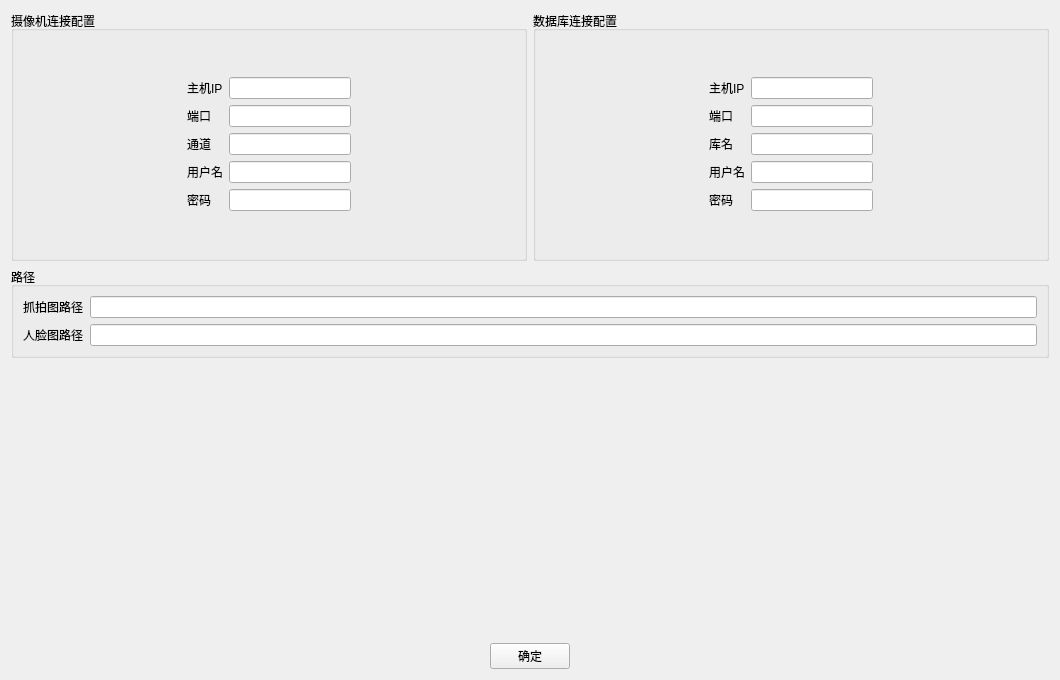
Qt form settingsview.ui (NevilleNoah/HikvisionCamera2) before a commit.
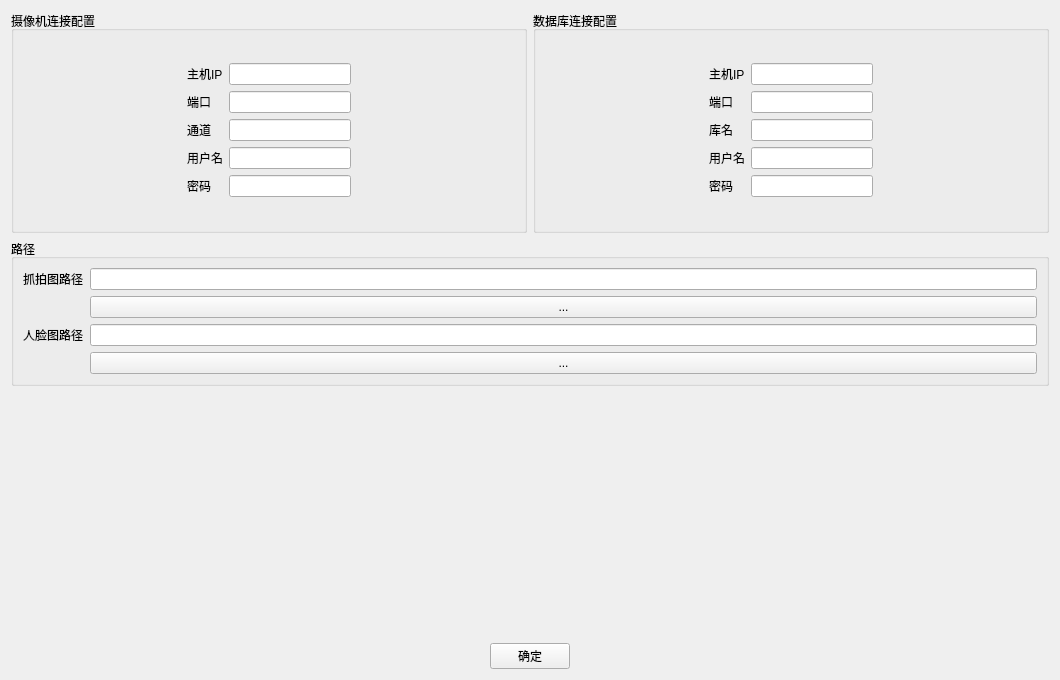
The same form after that commit.

Commit message: 添加路径选择功能

Patch:
```diff
--- a/settingsview.ui
+++ b/settingsview.ui
@@ -308,16 +308,30 @@
       <item row="0" column="1">
        <widget class="QLineEdit" name="edDirCapture"/>
       </item>
-      <item row="1" column="0">
+      <item row="2" column="0">
        <widget class="QLabel" name="textDirAvatar">
         <property name="text">
          <string>人脸图路径</string>
         </property>
        </widget>
       </item>
-      <item row="1" column="1">
+      <item row="2" column="1">
        <widget class="QLineEdit" name="edDirAvatar"/>
       </item>
+      <item row="1" column="1">
+       <widget class="QPushButton" name="btnCapturePath">
+        <property name="text">
+         <string>...</string>
+        </property>
+       </widget>
+      </item>
+      <item row="3" column="1">
+       <widget class="QPushButton" name="btnAvatarPath">
+        <property name="text">
+         <string>...</string>
+        </property>
+       </widget>
+      </item>
      </layout>
     </widget>
    </item>
```
The commit also changes 2 other files.
